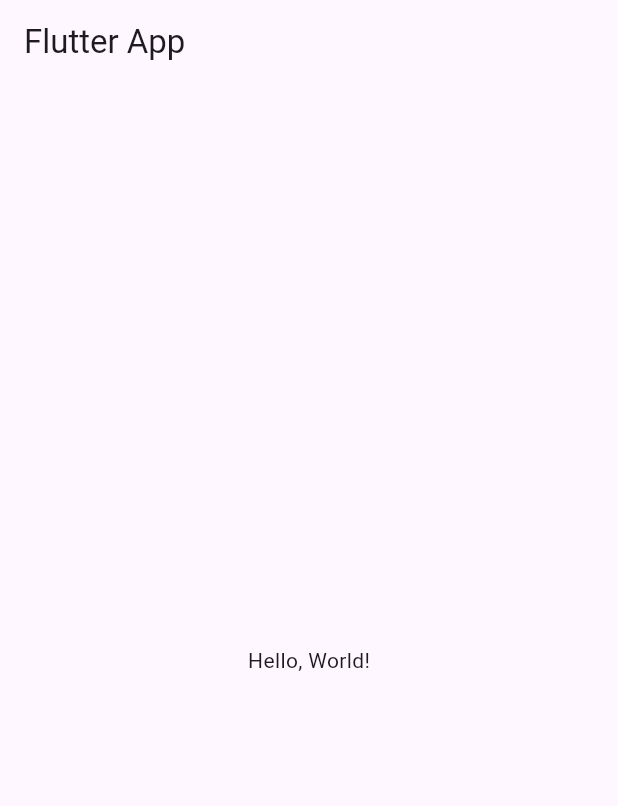
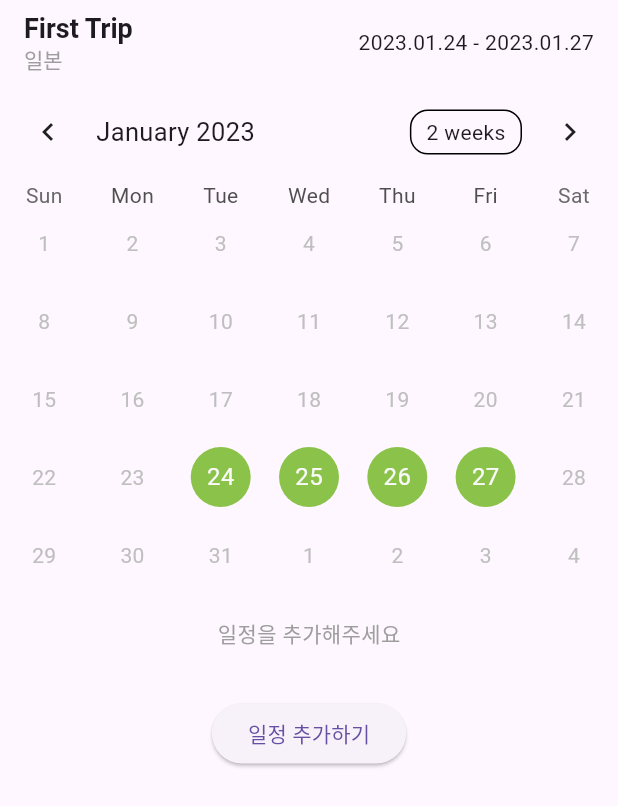
Before and after one commit to expr01/TravlePlanner, a Flutter app: the screen it shows after launch, on a phone screen of 412 x 824 dp. Shown: the top 806 px of the screen. Run offline on Flutter 3.47's test engine with Material 3 defaults, Android fonts, the phone set to English and light mode, and no system bars; drawn by our look-alikes of table_calendar; our stand-ins replace shared_preferences.

Commit message:
[FEAT] 일정 추가, 조회 기능 개발 및 디버그 완료

```diff
--- a/lib/main.dart
+++ b/lib/main.dart
@@ -1,4 +1,5 @@
 import 'package:flutter/material.dart';
+import 'schedule/pages/schedule_list_page.dart';
 
 void main() {
   runApp(MyApp());
@@ -8,14 +9,11 @@ class MyApp extends StatelessWidget {
   @override
   Widget build(BuildContext context) {
     return MaterialApp(
-      home: Scaffold(
-        appBar: AppBar(
-          title: Text('Flutter App'),
-        ),
-        body: Center(
-          child: Text('Hello, World!'),
-        ),
+      title: 'Travel Planner',
+      theme: ThemeData(
+        primarySwatch: Colors.green,
       ),
+      home: ScheduleListPage(), // 일정 조회 화면이 메인 페이지
     );
   }
 }
--- /dev/null
+++ b/lib/schedule/models/schedule.dart
@@ -0,0 +1,29 @@
+class Schedule {
+  final String title;
+  final DateTime dateTime;
+  final String memo;
+
+  Schedule({
+    required this.title,
+    required this.dateTime,
+    required this.memo,
+  });
+
+  // 일정 데이터를 Map으로 변환하여 SharedPreferences에 저장
+  Map<String, dynamic> toMap() {
+    return {
+      'title': title,
+      'dateTime': dateTime.toIso8601String(),
+      'memo': memo,
+    };
+  }
+
+  // Map 데이터를 일정으로 변환하여 SharedPreferences에서 불러오기
+  factory Schedule.fromMap(Map<String, dynamic> map) {
+    return Schedule(
+      title: map['title'],
+      dateTime: DateTime.parse(map['dateTime']),
+      memo: map['memo'],
+    );
+  }
+}
--- /dev/null
+++ b/lib/schedule/pages/schedule_list_page.dart
@@ -0,0 +1,135 @@
+import 'package:flutter/material.dart';
+import 'package:intl/intl.dart';
+import 'package:table_calendar/table_calendar.dart';
+import '../models/schedule.dart';
+import '../services/schedule_service.dart';
+import 'add_schedule_page.dart';
+
+class ScheduleListPage extends StatefulWidget {
+  const ScheduleListPage({super.key});
+
+  @override
+  _ScheduleListPageState createState() => _ScheduleListPageState();
+}
+
+class _ScheduleListPageState extends State<ScheduleListPage> {
+  List<Schedule> _schedules = [];
+  DateTime _focusedDay = DateTime.now();
+  final DateTime _startDate = DateTime(2023, 1, 24); // 여행 시작 날짜
+  final DateTime _endDate = DateTime(2023, 1, 27); // 여행 종료 날짜
+
+  @override
+  void initState() {
+    super.initState();
+    _loadSchedules();
+
+    // 해결: focusedDay가 endDate를 넘지 않도록 조정
+    if (_focusedDay.isAfter(_endDate)) {
+      _focusedDay = _endDate;
+    }
+    if (_focusedDay.isBefore(_startDate)) {
+      _focusedDay = _startDate;
+    }
+  }
+
+  Future<void> _loadSchedules() async {
+    List<Schedule> schedules = await ScheduleService().loadSchedules();
+    setState(() {
+      _schedules = schedules;
+    });
+  }
+
+  void _addSchedule(DateTime selectedDate) async {
+    final newSchedule = await Navigator.push(
+      context,
+      MaterialPageRoute(
+        builder: (context) => AddSchedulePage(selectedDate: selectedDate),
+      ),
+    );
+
+    if (newSchedule != null) {
+      setState(() {
+        _schedules.add(newSchedule);
+      });
+      await ScheduleService().saveSchedules(_schedules);
+    }
+  }
+
+  @override
+  Widget build(BuildContext context) {
+    return Scaffold(
+      appBar: AppBar(
+        title: const Column(
+          crossAxisAlignment: CrossAxisAlignment.start,
+          children: [
+            Text('First Trip',
+                style: TextStyle(fontSize: 18, fontWeight: FontWeight.bold)),
+            Text('일본', style: TextStyle(fontSize: 14, color: Colors.grey)),
+          ],
+        ),
+        actions: [
+          Padding(
+            padding: const EdgeInsets.all(16.0),
+            child: Text(
+                '${DateFormat('yyyy.MM.dd').format(_startDate)} - ${DateFormat('yyyy.MM.dd').format(_endDate)}'),
+          )
+        ],
+      ),
+      body: Column(
+        children: [
+          TableCalendar(
+            focusedDay: _focusedDay,
+            firstDay: _startDate,
+            lastDay: _endDate,
+            selectedDayPredicate: (day) =>
+                day.isAfter(_startDate.subtract(const Duration(days: 1))) &&
+                day.isBefore(_endDate.add(const Duration(days: 1))),
+            onDaySelected: (selectedDay, focusedDay) {
+              setState(() {
+                _focusedDay = focusedDay;
+              });
+              _addSchedule(selectedDay);
+            },
+            calendarFormat: CalendarFormat.month,
+            calendarStyle: const CalendarStyle(
+              todayDecoration: BoxDecoration(
+                color: Colors.green,
+                shape: BoxShape.circle,
+              ),
+              selectedDecoration: BoxDecoration(
+                color: Colors.lightGreen,
+                shape: BoxShape.circle,
+              ),
+            ),
+          ),
+          if (_schedules.isEmpty)
+            const Padding(
+              padding: EdgeInsets.all(16.0),
+              child: Text('일정을 추가해주세요', style: TextStyle(color: Colors.grey)),
+            )
+          else
+            Expanded(
+              child: ListView.builder(
+                itemCount: _schedules.length,
+                itemBuilder: (context, index) {
+                  final schedule = _schedules[index];
+                  return ListTile(
+                    title: Text(schedule.title),
+                    subtitle: Text(DateFormat('yyyy.MM.dd HH:mm')
+                        .format(schedule.dateTime)),
+                  );
+                },
+              ),
+            ),
+          Padding(
+            padding: const EdgeInsets.all(16.0),
+            child: ElevatedButton(
+              onPressed: () => _addSchedule(_focusedDay),
+              child: const Text('일정 추가하기'),
+            ),
+          ),
+        ],
+      ),
+    );
+  }
+}
```
Also changed, not shown: lib/schedule/pages/add_schedule_page.dart (added, +156 -0 lines), lib/schedule/services/schedule_service.dart (added, +27 -0 lines), lib/schedule/utils/date_formatter.dart (added, +11 -0 lines), lib/schedule/widgets/time_picker_widget.dart (added, +23 -0 lines), pubspec.yaml (+12 -10 lines), pubspec.lock, 2 other files.
